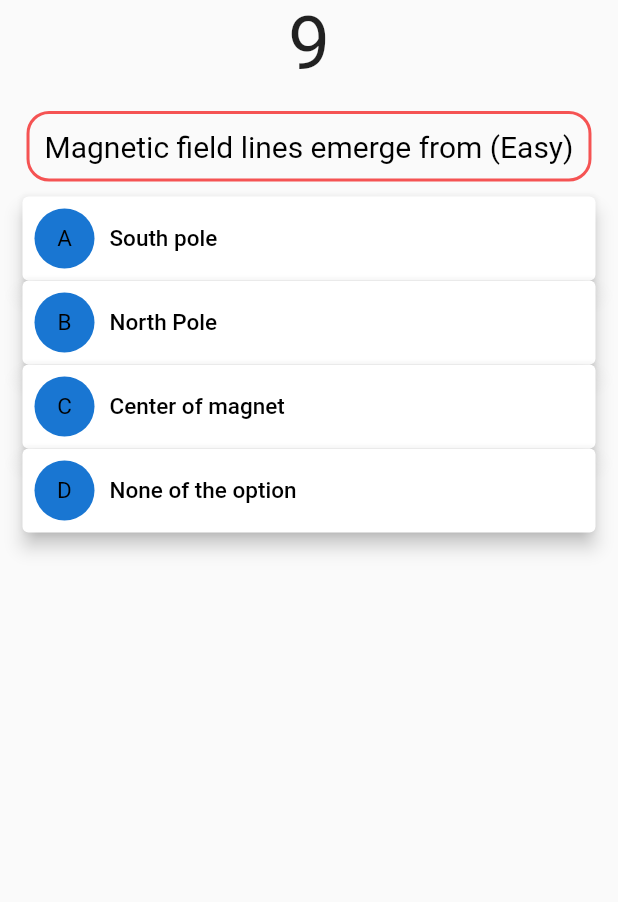
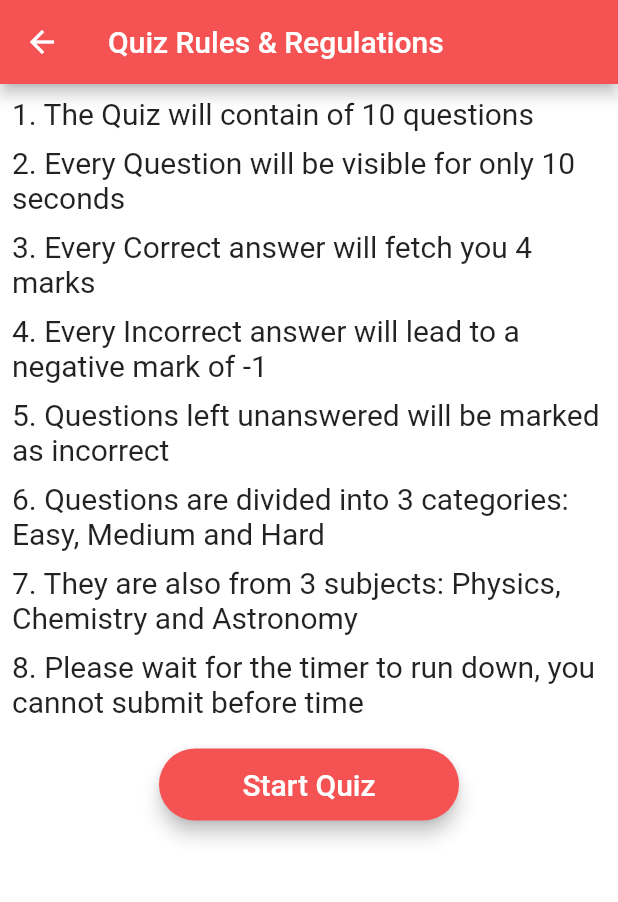
Before and after one commit to Soham2207/Isro_quiz, a Flutter app: the HomeScreen screen opened directly, tab 2 chosen, on a phone screen of 412 x 824 dp, the part 75-977 px from its top. Run offline on Flutter 3.47's test engine with Material 2 defaults, Android fonts, the phone set to English and light mode, and no system bars; our stand-ins replace firebase_auth, firebase_core, pdf; missing offline and left inert: awesome_icons, easy_pdf_viewer; accounts and stored records are empty; network calls fail.

Commit message:
UI enhanched

```diff
--- a/lib/screens/home.dart
+++ b/lib/screens/home.dart
@@ -1,6 +1,7 @@
 import 'package:flutter/material.dart';
 import 'package:isro_quiz/constants.dart';
 import 'package:isro_quiz/screens/about_screen.dart';
+import 'package:isro_quiz/screens/quiz_guidline.dart';
 import 'package:isro_quiz/screens/quiz_screen.dart';
 
 class HomeScreen extends StatefulWidget {
@@ -56,7 +57,7 @@ class _HomeScreenState extends State<HomeScreen>
         body: TabBarView(
           children: [
             AboutScreen(),
-            Quiz(),
+            Guidlines(),
           ],
         ),
       ),
--- /dev/null
+++ b/lib/screens/quiz_guidline.dart
@@ -0,0 +1,105 @@
+import 'package:flutter/material.dart';
+import 'package:isro_quiz/constants.dart';
+import 'package:isro_quiz/screens/quiz_screen.dart';
+
+class Guidlines extends StatelessWidget {
+  const Guidlines({Key? key}) : super(key: key);
+
+  @override
+  Widget build(BuildContext context) {
+    return Scaffold(
+      backgroundColor: Colors.white,
+      appBar: AppBar(
+        backgroundColor: kThemeColor,
+        title: Text(
+          'Quiz Rules & Regulations',
+          style: TextStyle(color: Colors.white, fontSize: 20.0),
+        ),
+      ),
+      body: Padding(
+        padding: const EdgeInsets.all(8.0),
+        child: Column(
+          mainAxisAlignment: MainAxisAlignment.start,
+          crossAxisAlignment: CrossAxisAlignment.start,
+          children: [
+            Text(
+              '1. The Quiz will contain of 10 questions',
+              style: TextStyle(fontSize: 20.0),
+            ),
+            SizedBox(
+              height: 10.0,
+            ),
+            Text(
+              '2. Every Question will be visible for only 10 seconds',
+              style: TextStyle(fontSize: 20.0),
+            ),
+            SizedBox(
+              height: 10.0,
+            ),
+            Text(
+              '3. Every Correct answer will fetch you 4 marks',
+              style: TextStyle(fontSize: 20.0),
+            ),
+            SizedBox(
+              height: 10.0,
+            ),
+            Text(
+              '4. Every Incorrect answer will lead to a negative mark of -1',
+              style: TextStyle(fontSize: 20.0),
+            ),
+            SizedBox(
+              height: 10.0,
+            ),
+            Text(
+              '5. Questions left unanswered will be marked as incorrect',
+              style: TextStyle(fontSize: 20.0),
+            ),
+            SizedBox(
+              height: 10.0,
+            ),
+            Text(
+              '6. Questions are divided into 3 categories: Easy, Medium and Hard',
+              style: TextStyle(fontSize: 20.0),
+            ),
+            SizedBox(
+              height: 10.0,
+            ),
+            Text(
+              '7. They are also from 3 subjects: Physics, Chemistry and Astronomy',
+              style: TextStyle(fontSize: 20.0),
+            ),
+            SizedBox(
+              height: 10.0,
+            ),
+            Text(
+              '8. Please wait for the timer to run down, you cannot submit before time',
+              style: TextStyle(fontSize: 20.0),
+            ),
+            SizedBox(
+              height: 20.0,
+            ),
+            Center(
+              child: Material(
+                elevation: 5.0,
+                color: Color(0xffF55353),
+                borderRadius: BorderRadius.circular(30.0),
+                child: MaterialButton(
+                  onPressed: () {
+                    Navigator.push(context,
+                        MaterialPageRoute(builder: (context) => Quiz()));
+                  },
+                  minWidth: 200.0,
+                  height: 42.0,
+                  child: Text(
+                    'Start Quiz',
+                    style: TextStyle(color: Colors.white, fontSize: 20.0),
+                  ),
+                ),
+              ),
+            ),
+          ],
+        ),
+      ),
+    );
+  }
+}
```
Also changed, not shown: lib/screens/quiz_screen.dart (+29 -5 lines), lib/screens/results.dart (+0 -16 lines).
